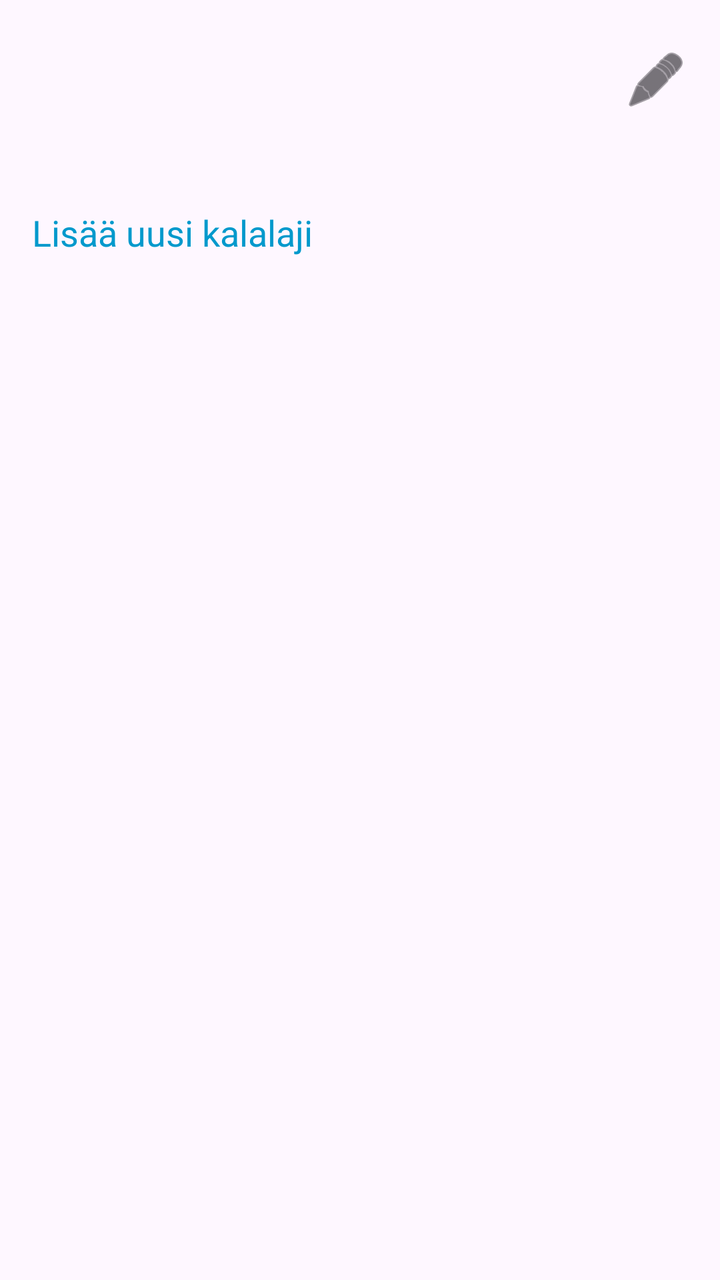
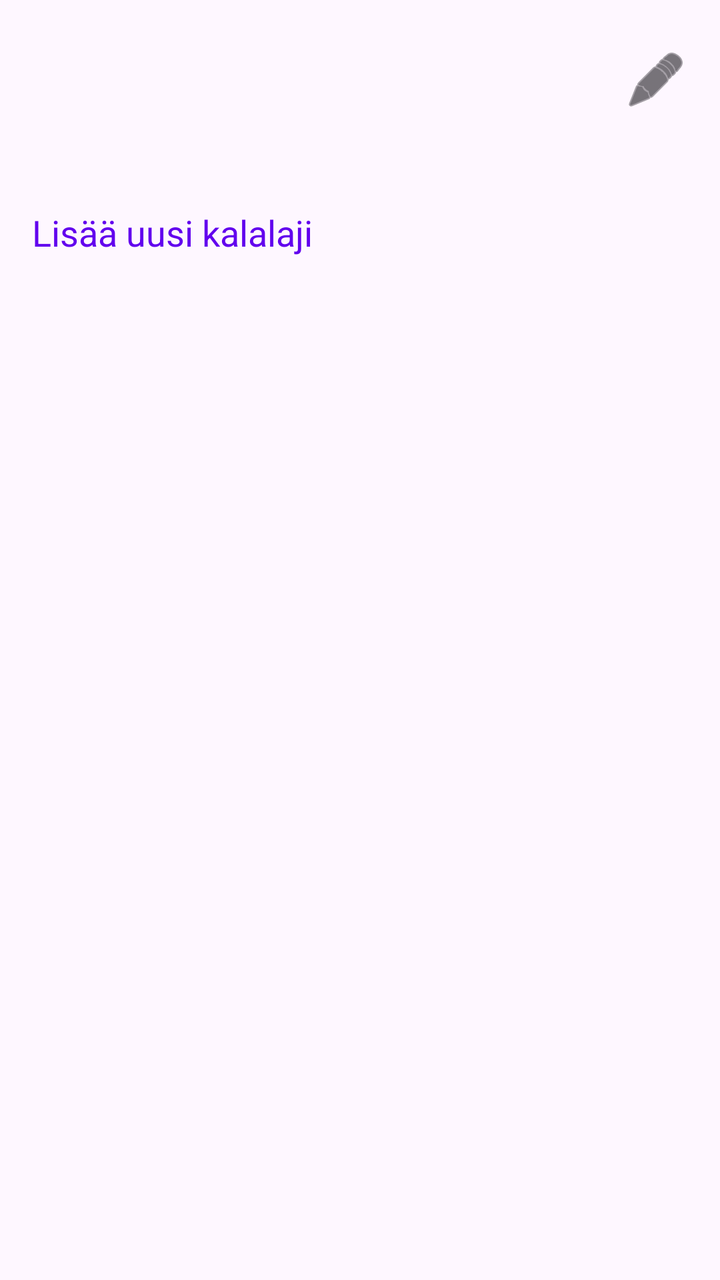

Screens rendered from an Android XML layout before and after an edit, with the pre-edit source and the edit as a unified diff.
<!-- AndroidManifest.xml: application theme Theme.KalaKartta -->
<!-- res/layout/activity_edit_species.xml -->
<?xml version="1.0" encoding="utf-8"?>
<LinearLayout xmlns:android="http://schemas.android.com/apk/res/android"
    android:layout_width="match_parent"
    android:layout_height="match_parent"
    android:orientation="vertical">

    <include layout="@layout/dialog_custom_title" />
    
    <TextView
        android:id="@+id/addNewSpeciesButton"
        android:layout_width="match_parent"
        android:layout_height="wrap_content"
        android:layout_margin="16dp"
        android:text="@string/add_new_species"
        android:textSize="18sp"
        android:textColor="@android:color/holo_blue_dark"
        android:background="?attr/selectableItemBackground"
        android:clickable="true"
        android:focusable="true"
        android:paddingTop="8dp"
        android:paddingBottom="8dp" />

    <ListView
        android:id="@+id/speciesListView"
        android:layout_width="match_parent"
        android:layout_height="0dp"
        android:layout_weight="1"
        android:paddingLeft="8dp"
        android:paddingRight="8dp"
        android:paddingTop="8dp"
        android:paddingBottom="120dp"
        android:clipToPadding="false" />

</LinearLayout>
<!-- res/layout/dialog_custom_title.xml (included above) -->
<?xml version="1.0" encoding="utf-8"?>
<LinearLayout xmlns:android="http://schemas.android.com/apk/res/android"
    xmlns:app="http://schemas.android.com/apk/res-auto"
    android:layout_width="match_parent"
    android:layout_height="wrap_content"
    android:orientation="horizontal"
    android:gravity="center_vertical"
    android:paddingStart="24dp"
    android:paddingTop="16dp"
    android:paddingEnd="8dp"
    android:paddingBottom="16dp">

    <TextView
        android:id="@+id/dialogTitle"
        android:layout_width="wrap_content"
        android:layout_height="wrap_content"
        android:ellipsize="end"
        android:singleLine="true"
        android:textAppearance="@style/TextAppearance.AppCompat.Title" />

    <ImageView
        android:id="@+id/titleIcon"
        android:layout_width="32dp"
        android:layout_height="32dp"
        android:layout_marginStart="8dp"
        android:scaleType="centerInside"
        android:visibility="gone" />

    <View
        android:layout_width="0dp"
        android:layout_height="0dp"
        android:layout_weight="1" />
    
    <ImageButton
        android:id="@+id/editMenuButton"
        android:layout_width="48dp"
        android:layout_height="48dp"
        android:background="?attr/selectableItemBackgroundBorderless"
        android:contentDescription="@string/edit"
        android:src="@android:drawable/ic_menu_edit"
        app:tint="?android:attr/textColorPrimary" />

</LinearLayout>
<!-- resources referenced by this layout -->
<resources>
  <string name="add_new_species">Lisää uusi kalalaji</string>
  <string name="edit">Muokkaa</string>
  <style name="Theme.KalaKartta" parent="Base.Theme.KalaKartta" />
  <style name="Base.Theme.KalaKartta" parent="Theme.Material3.DayNight.NoActionBar">
          
          <item name="colorPrimary">#6200EE</item>
          <item name="colorOnPrimary">#FFFFFF</item>
          <item name="editTextStyle">@style/Widget.AppCompat.EditText</item>
          <item name="android:spinnerStyle">@style/Widget.AppCompat.Spinner</item>
      </style>
</resources>

<!-- the commit's change to res/layout/activity_edit_species.xml (unified diff, before → after) -->
@@ -8,12 +8,11 @@
     
     <TextView
         android:id="@+id/addNewSpeciesButton"
+        style="@style/TextAppearance.KalaKartta.ActionLink"
         android:layout_width="match_parent"
         android:layout_height="wrap_content"
         android:layout_margin="16dp"
         android:text="@string/add_new_species"
-        android:textSize="18sp"
-        android:textColor="@android:color/holo_blue_dark"
         android:background="?attr/selectableItemBackground"
         android:clickable="true"
         android:focusable="true"
<!-- resource entries referenced after the edit -->
@@ -2,7 +2,14 @@
 <resources>
   <string name="add_new_species">Lisää uusi kalalaji</string>
   <string name="edit">Muokkaa</string>
+  <style name="TextAppearance.KalaKartta.ActionLink" parent="">
+          <item name="android:fontFamily">sans-serif</item>
+          <item name="android:textSize">18sp</item>
+          <item name="android:textColor">@color/link_color</item>
+          <item name="android:textStyle">normal</item>
+      </style>
   <style name="Theme.KalaKartta" parent="Base.Theme.KalaKartta" />
+  <color name="link_color">#6200EE</color>
   <style name="Base.Theme.KalaKartta" parent="Theme.Material3.DayNight.NoActionBar">
           
           <item name="colorPrimary">#6200EE</item>
